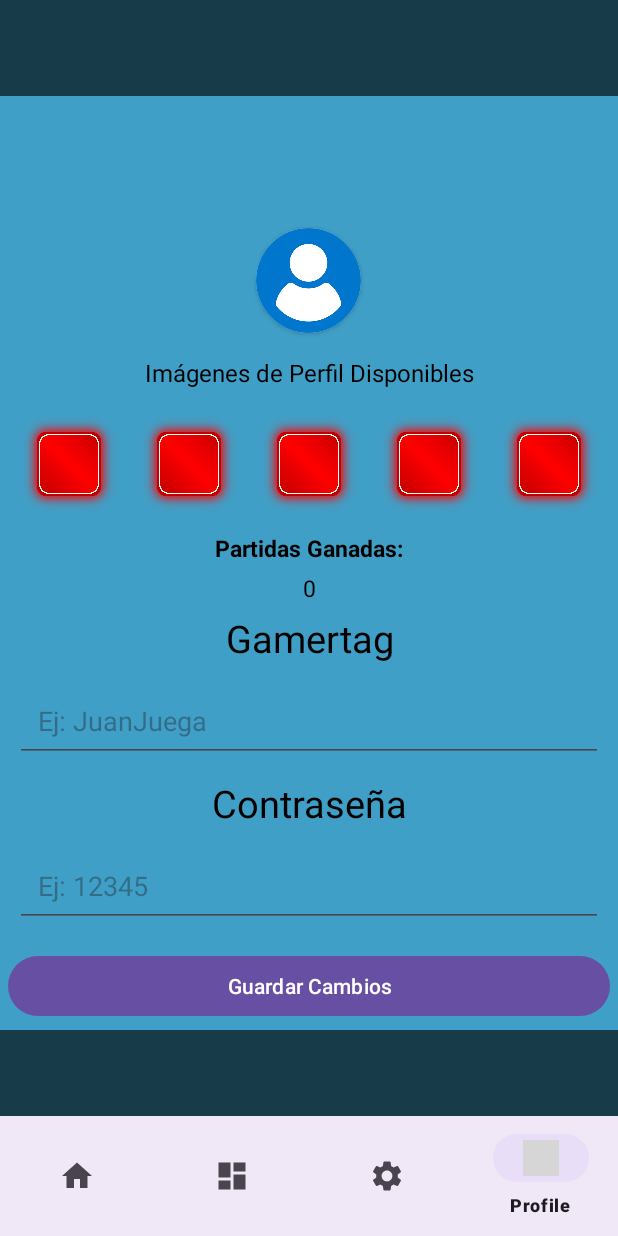
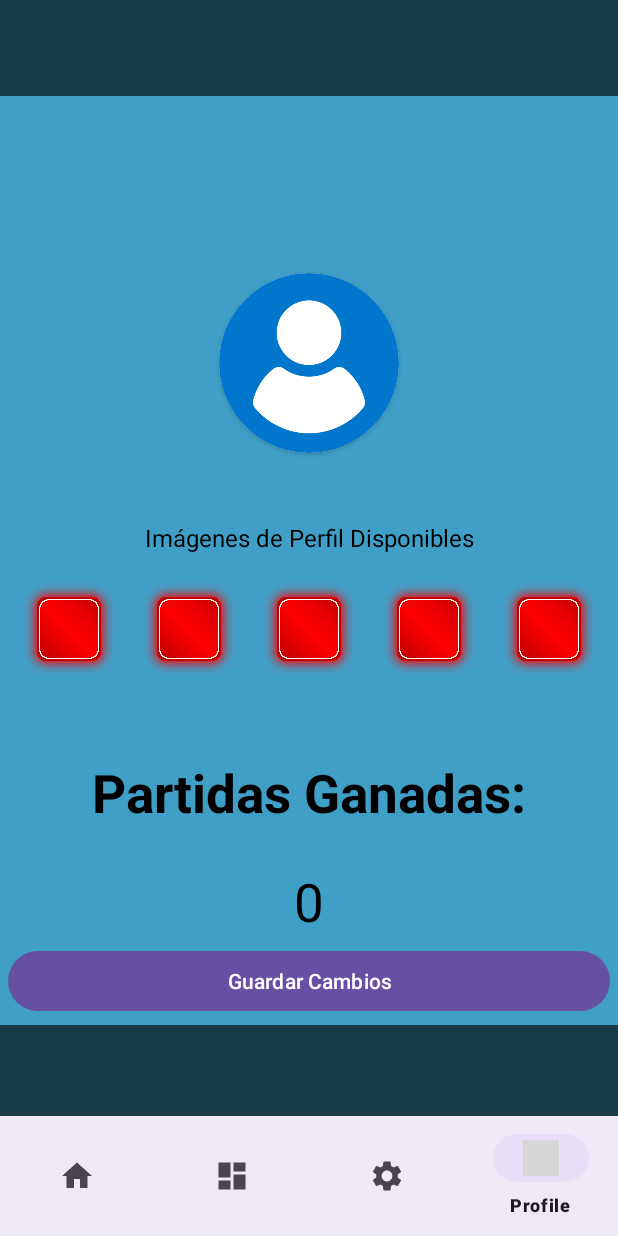
Before and after one commit to JEnriqueF/MBAPPES_FEI_TACTICS, an Android app: the ProfileFragment screen opened through its navigation route, on a phone screen of 412 x 824 dp. Run offline under Robolectric (Android 15) with nearby library versions, the phone set to English and light mode, and no system bars; our stand-ins replace data binding, navigation-ui; 4 statements that could not run were skipped; grey boxes are pictures that could not be loaded.

Commit message:
Método PUT editar foto de perfil
Se subieron los cambios que se hicieron hoy, la modificación del GUI profile y el método put para editar la foto de perfil del jugador, no tiene ningún error

```diff
--- a/MbappesFEITactics/MbappesFEITactics/app/src/main/java/com/mbappesfeitactics/DAO/JugadorDAO.java
+++ b/MbappesFEITactics/MbappesFEITactics/app/src/main/java/com/mbappesfeitactics/DAO/JugadorDAO.java
@@ -99,4 +99,31 @@ public class JugadorDAO {
         });
     }
 
+    public static void editarFotoPerfil(String gamertag, Integer idFotoPerfil, final Callback<Jugador> callback){
+        Retrofit retrofit = APIClient.iniciarAPI();
+        JugadorService jugadorService = retrofit.create(JugadorService.class);
+
+        Map<String, Object> datosEnviar = new HashMap<>();
+        datosEnviar.put("Gamertag", gamertag);
+        datosEnviar.put("idFoto", Integer.valueOf(idFotoPerfil));
+        Call<Jugador> call = jugadorService.editarFotoPerfil(datosEnviar);
+
+        call.enqueue(new Callback<Jugador>() {
+            @Override
+            public void onResponse(Call<Jugador> call, Response<Jugador> response) {
+                if(response.isSuccessful()){
+                    Jugador jugadorFotoEditado = response.body();
+                    callback.onResponse(call, Response.success(jugadorFotoEditado));
+                }else{
+                    callback.onFailure(call, new Throwable("Error en la respuesta: " + response.code()));
+                }
+            }
+
+            @Override
+            public void onFailure(Call<Jugador> call, Throwable t) {
+                callback.onFailure(call, t);
+            }
+        });
+    }
+
 }
--- a/MbappesFEITactics/MbappesFEITactics/app/src/main/java/com/mbappesfeitactics/DAO/JugadorService.java
+++ b/MbappesFEITactics/MbappesFEITactics/app/src/main/java/com/mbappesfeitactics/DAO/JugadorService.java
@@ -22,4 +22,6 @@ public interface JugadorService {
     @PUT("/jugador/modificarmazo")
     Call<Jugador> editarMazo(@Body Map<String, String> datosEditar);
 
+    @PUT("/jugador/modificarimagenperfil")
+    Call<Jugador> editarFotoPerfil(@Body Map<String, Object> datosEditar);
 }
--- a/MbappesFEITactics/MbappesFEITactics/app/src/main/res/layout/fragment_profile.xml
+++ b/MbappesFEITactics/MbappesFEITactics/app/src/main/res/layout/fragment_profile.xml
@@ -32,9 +32,9 @@
                 android:textSize="50sp" />
 
             <androidx.cardview.widget.CardView
-                android:layout_width="70dp"
-                android:layout_height="70dp"
-                android:layout_marginTop="15dp"
+                android:layout_width="120dp"
+                android:layout_height="120dp"
+                android:layout_marginTop="45dp"
                 android:layout_gravity="center"
                 app:cardCornerRadius="60dp">
 
@@ -51,7 +51,7 @@
                 android:id="@+id/lbImagenesDisponibles"
                 android:layout_width="match_parent"
                 android:layout_height="wrap_content"
-                android:layout_marginTop="15dp"
+                android:layout_marginTop="45dp"
                 android:gravity="center"
                 android:text="Imágenes de Perfil Disponibles"
                 android:textSize="16sp"
@@ -107,10 +107,10 @@
                 android:id="@+id/lbPartidasGanadas"
                 android:layout_width="match_parent"
                 android:layout_height="wrap_content"
-                android:layout_marginTop="5dp"
+                android:layout_marginTop="45dp"
                 android:gravity="center"
                 android:text="Partidas Ganadas:"
-                android:textSize="15sp"
+                android:textSize="35sp"
                 android:textStyle="bold"
                 android:textColor="@color/black"
                 tools:layout_editor_absoluteX="87dp"
@@ -120,60 +120,14 @@
                 android:id="@+id/lbNoPartidasGanadas"
                 android:layout_width="match_parent"
                 android:layout_height="wrap_content"
-                android:layout_marginTop="5dp"
+                android:layout_marginTop="25dp"
                 android:gravity="center"
                 android:text="0"
-                android:textSize="15sp"
+                android:textSize="35sp"
                 android:textColor="@color/black"
                 tools:layout_editor_absoluteX="87dp"
                 tools:layout_editor_absoluteY="97dp"/>
 
-            <TextView
-                android:id="@+id/lbEditarGamertag"
-                android:layout_width="match_parent"
-                android:layout_height="wrap_content"
-                android:layout_marginTop="5dp"
-                android:gravity="center"
-                android:text="Gamertag"
-                android:textSize="25sp"
-                android:textColor="@color/black"
-                tools:layout_editor_absoluteX="87dp"
-                tools:layout_editor_absoluteY="97dp"/>
-
-            <EditText
-                android:id="@+id/gamertagEditar"
-                android:layout_width="match_parent"
-                android:layout_height="wrap_content"
-                android:padding="15dp"
-                android:layout_margin="10dp"
-                android:ems="10"
-                android:inputType="textEmailAddress"
-                android:hint="Ej: JuanJuega"
-                tools:layout_editor_absoluteX="100dp"
-                tools:layout_editor_absoluteY="273dp"/>
-
-            <TextView
-                android:id="@+id/lbEditaPassowrd"
-                android:layout_width="match_parent"
-                android:layout_height="wrap_content"
-                android:gravity="center"
-                android:text="Contraseña"
-                android:textSize="25sp"
-                android:textColor="@color/black"
-                tools:layout_editor_absoluteX="87dp"
-                tools:layout_editor_absoluteY="97dp"/>
-
-            <EditText
-                android:id="@+id/passwordEditar"
-                android:layout_width="match_parent"
-                android:layout_height="wrap_content"
-                android:padding="15dp"
-                android:layout_margin="10dp"
-                android:ems="10"
-                android:inputType="textPassword"
-                android:hint="Ej: 12345"
-                tools:layout_editor_absoluteX="100dp"
-                tools:layout_editor_absoluteY="384dp"/>
 
             <Button
                 android:id="@+id/btnEditarPerfil"
```
